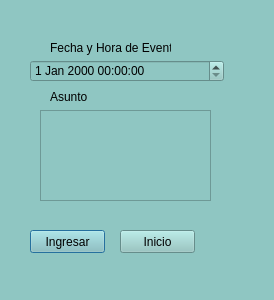
TellaCampos/proyecto-escuela, file evento.ui: the form before one commit.
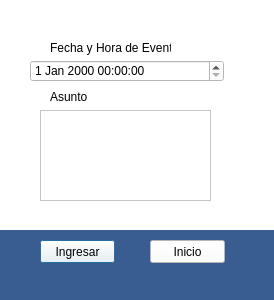
The form after the commit.

Patch:
```diff
--- a/evento.ui
+++ b/evento.ui
@@ -14,7 +14,7 @@
    <string>Dialog</string>
   </property>
   <property name="styleSheet">
-   <string notr="true">background-color: rgb(143, 198, 194);</string>
+   <string notr="true">background-color: rgb(255, 255, 255);</string>
   </property>
   <widget class="QLabel" name="label">
    <property name="geometry">
@@ -65,8 +65,8 @@
   <widget class="QPushButton" name="pushButton">
    <property name="geometry">
     <rect>
-     <x>30</x>
-     <y>230</y>
+     <x>40</x>
+     <y>240</y>
      <width>75</width>
      <height>23</height>
     </rect>
@@ -78,8 +78,8 @@
   <widget class="QPushButton" name="pushButton_2">
    <property name="geometry">
     <rect>
-     <x>120</x>
-     <y>230</y>
+     <x>150</x>
+     <y>240</y>
      <width>75</width>
      <height>23</height>
     </rect>
@@ -88,6 +88,43 @@
     <string>Inicio</string>
    </property>
   </widget>
+  <widget class="QLabel" name="label_3">
+   <property name="geometry">
+    <rect>
+     <x>-100</x>
+     <y>210</y>
+     <width>47</width>
+     <height>13</height>
+    </rect>
+   </property>
+   <property name="text">
+    <string>TextLabel</string>
+   </property>
+  </widget>
+  <widget class="QLabel" name="label_4">
+   <property name="geometry">
+    <rect>
+     <x>-10</x>
+     <y>230</y>
+     <width>291</width>
+     <height>71</height>
+    </rect>
+   </property>
+   <property name="styleSheet">
+    <string notr="true">background-color: rgb(58, 93, 145);</string>
+   </property>
+   <property name="text">
+    <string/>
+   </property>
+  </widget>
+  <zorder>label_4</zorder>
+  <zorder>label</zorder>
+  <zorder>fecha</zorder>
+  <zorder>label_2</zorder>
+  <zorder>textEdit</zorder>
+  <zorder>pushButton</zorder>
+  <zorder>pushButton_2</zorder>
+  <zorder>label_3</zorder>
  </widget>
  <resources/>
  <connections/>
```
